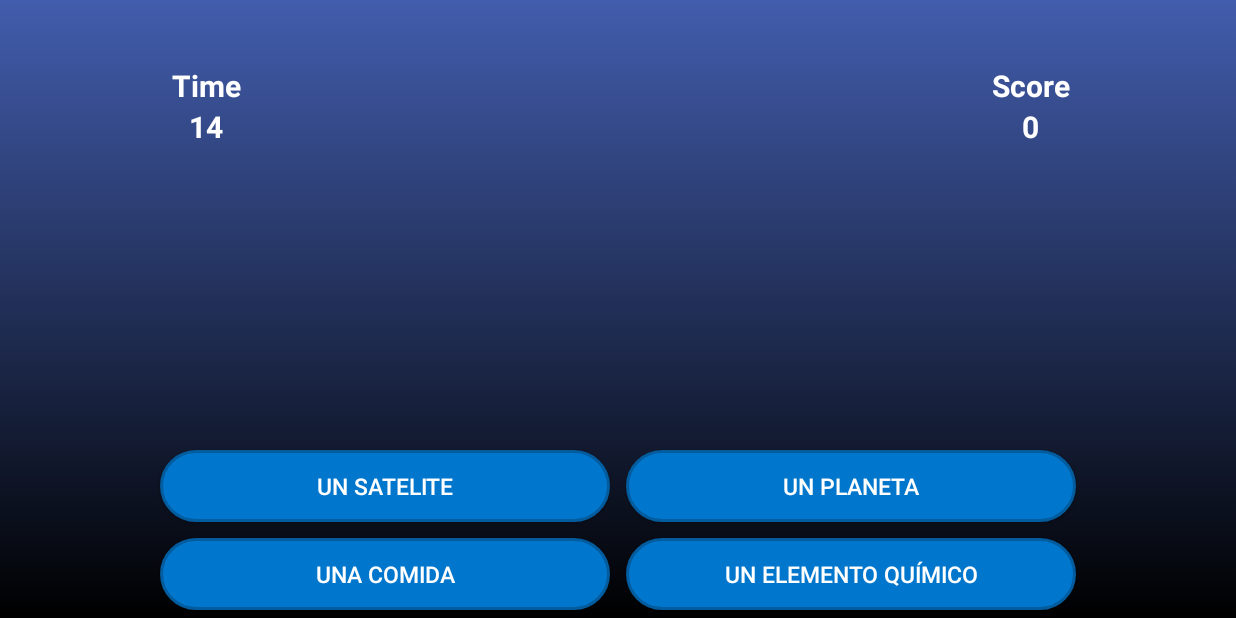
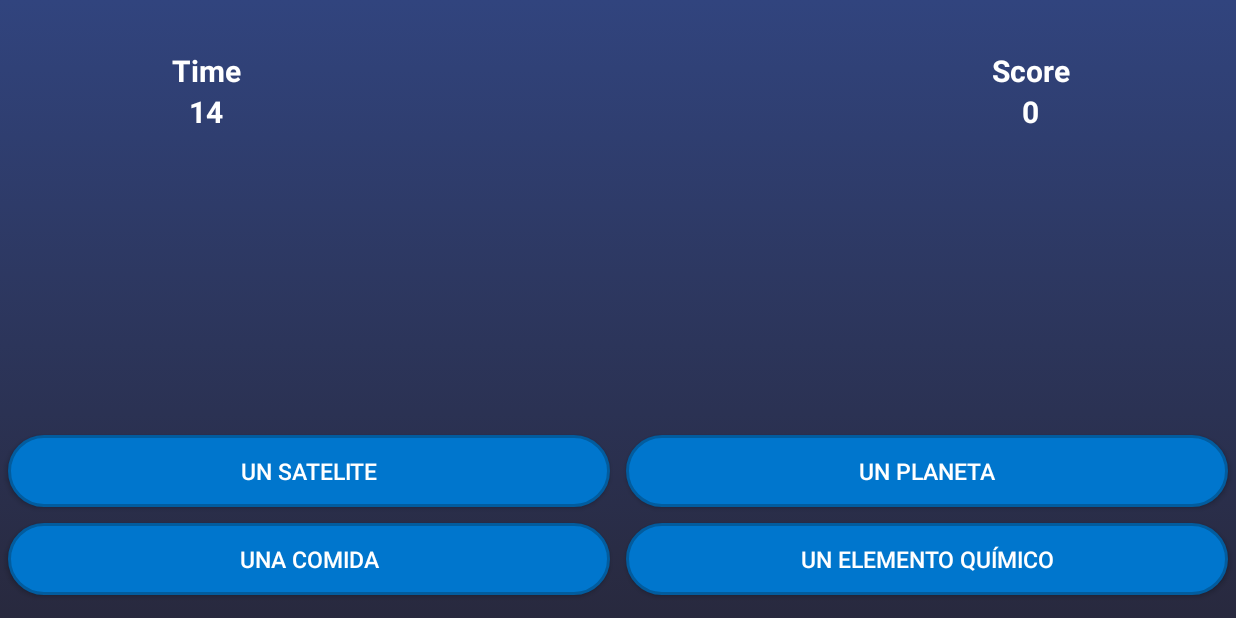
Before and after one commit to carlos25840/SpaceExperience, an Android app: the PreguntaActivity screen opened directly, with no data from a screen before it, on a phone screen of 824 x 412 dp (held sideways). Run offline under Robolectric (Android 15) with nearby library versions, the phone set to English and light mode, and no system bars; network calls fail; 9 statements that could not run were skipped.

Commit message:
nuevas dimens

```diff
--- a/app/src/main/java/com/example/spaceexperience/NivelActivity.java
+++ b/app/src/main/java/com/example/spaceexperience/NivelActivity.java
@@ -15,7 +15,6 @@ public class NivelActivity extends AppCompatActivity {
     @Override
     protected void onCreate(Bundle savedInstanceState) {
         super.onCreate(savedInstanceState);
-
         getWindow().setFlags(WindowManager.LayoutParams.FLAG_FULLSCREEN, WindowManager.LayoutParams.FLAG_FULLSCREEN);
         setContentView(R.layout.activity_nivel);
 
--- a/app/src/main/res/layout/activity_adult.xml
+++ b/app/src/main/res/layout/activity_adult.xml
@@ -17,8 +17,8 @@
         android:layout_margin="@dimen/marginflag"/>
 
     <ImageView
-        android:layout_width="@dimen/logoNivel"
-        android:layout_height="@dimen/logoNivel"
+        android:layout_width="@dimen/logo"
+        android:layout_height="@dimen/logo"
         android:src="@drawable/logo_sin_fondo"
         android:layout_gravity="center"
         android:contentDescription="@string/app_name"/>
--- a/app/src/main/res/layout/activity_nivel.xml
+++ b/app/src/main/res/layout/activity_nivel.xml
@@ -1,11 +1,9 @@
 <?xml version="1.0" encoding="utf-8"?>
 <LinearLayout xmlns:android="http://schemas.android.com/apk/res/android"
-    android:id="@+id/linearNivel"
     android:layout_width="match_parent"
     android:layout_height="match_parent"
     android:orientation="vertical"
     android:background="@drawable/gradient_background">
-
 
     <ImageButton
         android:id="@+id/BtnBack"
@@ -18,8 +16,8 @@
         android:layout_margin="@dimen/marginflag"/>
 
     <ImageView
-        android:layout_width="@dimen/logoNivel"
-        android:layout_height="@dimen/logoNivel"
+        android:layout_width="@dimen/logo"
+        android:layout_height="@dimen/logo"
         android:src="@drawable/logo_sin_fondo"
         android:layout_gravity="center"
         android:contentDescription="@string/app_name"/>
--- a/app/src/main/res/layout/activity_pregunta.xml
+++ b/app/src/main/res/layout/activity_pregunta.xml
@@ -10,7 +10,7 @@
         android:layout_height="0dp"
         android:gravity="center"
         android:orientation="vertical"
-        android:layout_weight="1">
+        android:layout_weight="2">
 
         <LinearLayout
             android:layout_width="match_parent"
@@ -89,15 +89,16 @@
             android:textSize="@dimen/textPregunta"
             android:textColor="@color/blanco"
             android:textStyle="bold"
-            android:text=""
             android:textAlignment="center"/>
+
     </LinearLayout>
 
     <LinearLayout
         android:layout_width="match_parent"
-        android:layout_height="wrap_content"
+        android:layout_height="0dp"
+        android:layout_weight="1"
         android:orientation="vertical"
-        android:gravity="center_vertical">
+        android:gravity="center">
 
         <LinearLayout
             android:layout_width="match_parent"
@@ -107,7 +108,8 @@
 
             <Button
                 android:id="@+id/btnRespuesta1"
-                android:layout_width="@dimen/buttonPregunta"
+                android:layout_width="0dp"
+                android:layout_weight="1"
                 android:layout_height="wrap_content"
                 android:text="Un satelite"
                 android:layout_gravity="center"
@@ -119,7 +121,8 @@
                 android:layout_margin="@dimen/marginPregunta"/>
             <Button
                 android:id="@+id/btnRespuesta2"
-                android:layout_width="@dimen/buttonPregunta"
+                android:layout_width="0dp"
+                android:layout_weight="1"
                 android:layout_height="wrap_content"
                 android:text="Un planeta"
                 android:layout_gravity="center"
@@ -139,7 +142,8 @@
 
             <Button
                 android:id="@+id/btnRespuesta3"
-                android:layout_width="@dimen/buttonPregunta"
+                android:layout_width="0dp"
+                android:layout_weight="1"
                 android:layout_height="wrap_content"
                 android:text="Una comida"
                 android:layout_gravity="center"
@@ -151,7 +155,8 @@
                 android:layout_margin="@dimen/marginPregunta"/>
             <Button
                 android:id="@+id/btnRespuesta4"
-                android:layout_width="@dimen/buttonPregunta"
+                android:layout_width="0dp"
+                android:layout_weight="1"
                 android:layout_height="wrap_content"
                 android:text="Un elemento químico"
                 android:layout_gravity="center"
--- a/app/src/main/res/values/colors.xml
+++ b/app/src/main/res/values/colors.xml
@@ -6,8 +6,8 @@
     <color name="azul">#0076CD</color>
     <color name="blanco">#FFFFFF</color>
     <color name="azulOscuro">#025C9E</color>
-    <color name="fondo">#000000</color>
-    <color name="fondo2">#425DAD</color>
+    <color name="fondo">#28293E</color>
+    <color name="fondo2">#31447E</color>
     <color name="rojo">#FF0000</color>
     <color name="verde">#038E0E</color>
     <color name="verdeOscuro">#004B06</color>
```
Also changed, not shown: app/src/main/java/com/example/spaceexperience/HistoriaActivity.java (+2 -8 lines), app/src/main/res/layout/activity_main.xml (+10 -1 lines).
